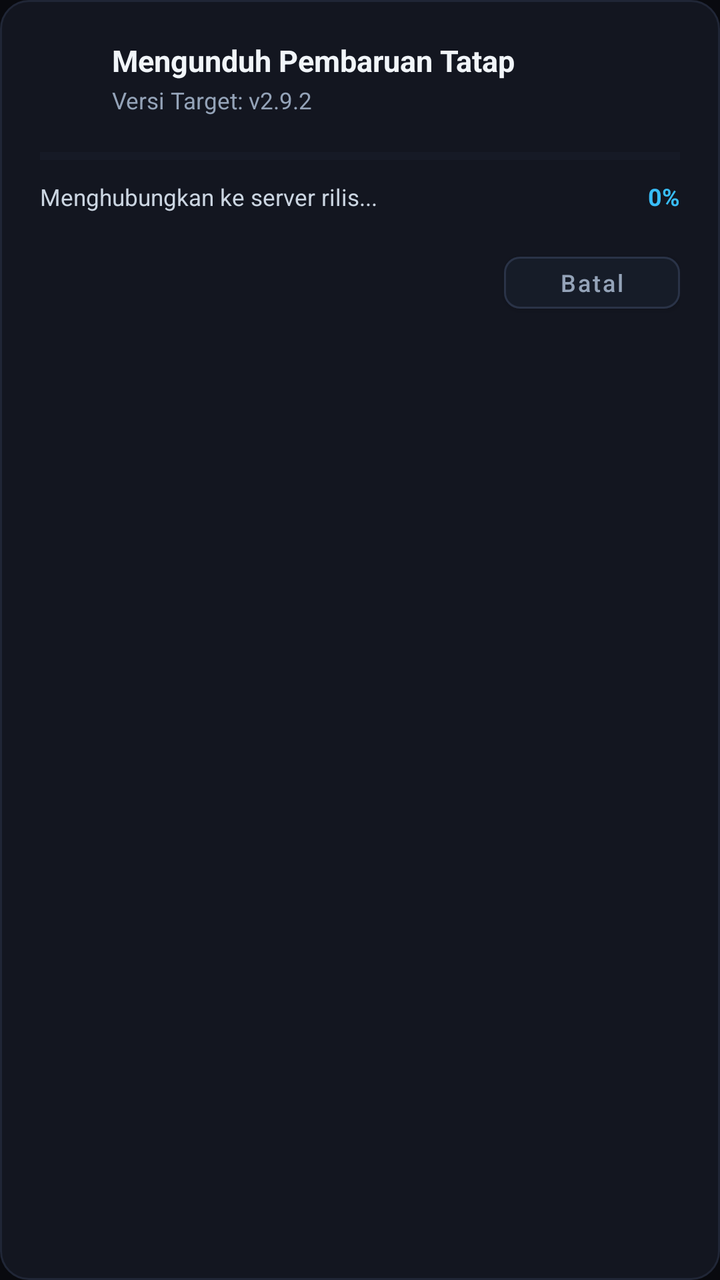
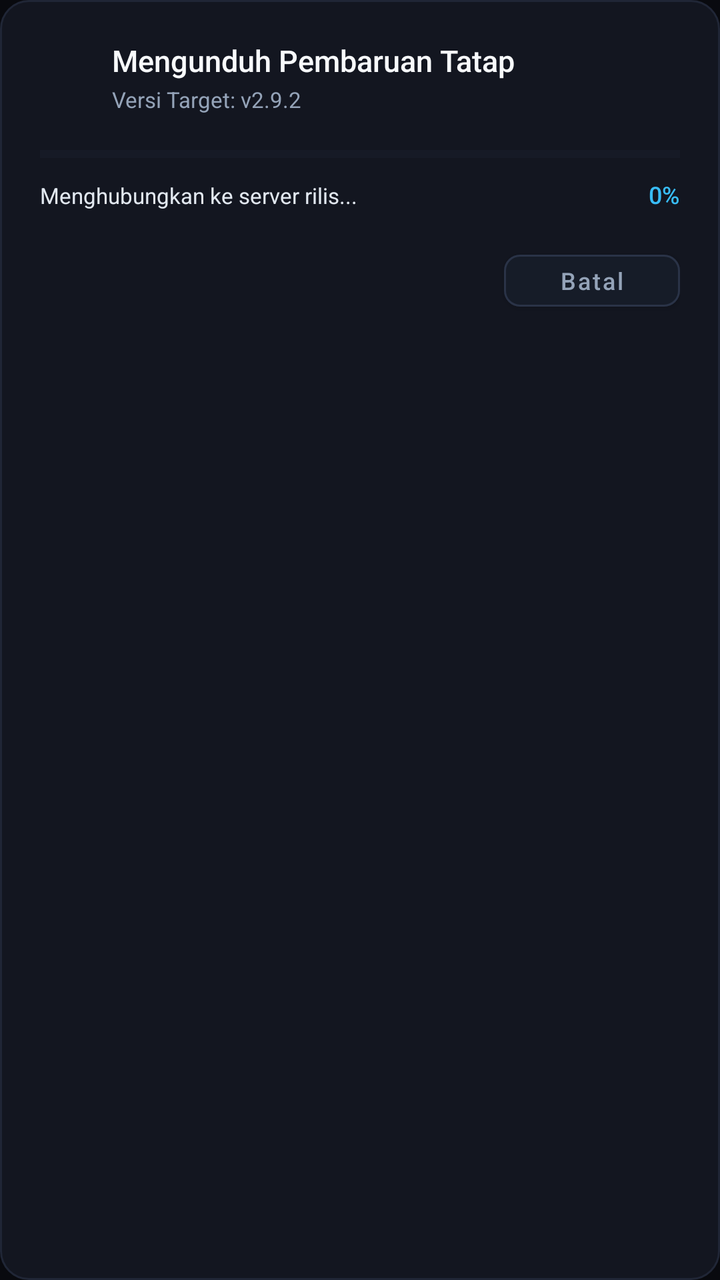

Screens rendered from an Android XML layout before and after an edit, with the pre-edit source and the edit as a unified diff.
<!-- AndroidManifest.xml: application theme Theme.Tatap -->
<!-- res/layout/dialog_app_download.xml -->
<?xml version="1.0" encoding="utf-8"?>
<LinearLayout xmlns:android="http://schemas.android.com/apk/res/android"
    xmlns:app="http://schemas.android.com/apk/res-auto"
    android:layout_width="match_parent"
    android:layout_height="wrap_content"
    android:orientation="vertical"
    android:background="@drawable/bg_dialog_card"
    android:padding="20dp">

    
    <LinearLayout
        android:layout_width="match_parent"
        android:layout_height="wrap_content"
        android:gravity="center_vertical"
        android:orientation="horizontal">

        <ProgressBar
            android:id="@+id/pb_download_spinner"
            android:layout_width="24dp"
            android:layout_height="24dp"
            android:indeterminateTint="#38BDF8" />

        <LinearLayout
            android:layout_width="0dp"
            android:layout_height="wrap_content"
            android:layout_weight="1"
            android:layout_marginStart="12dp"
            android:orientation="vertical">

            <TextView
                android:id="@+id/tv_download_title"
                android:layout_width="wrap_content"
                android:layout_height="wrap_content"
                android:text="Mengunduh Pembaruan Tatap"
                android:textColor="#F1F5F9"
                android:textSize="15sp"
                android:textStyle="bold" />

            <TextView
                android:id="@+id/tv_download_target_version"
                android:layout_width="wrap_content"
                android:layout_height="wrap_content"
                android:layout_marginTop="2dp"
                android:text="Versi Target: v2.9.2"
                android:textColor="#94A3B8"
                android:textSize="11.5sp" />
        </LinearLayout>
    </LinearLayout>

    
    <ProgressBar
        android:id="@+id/pb_download_horizontal"
        style="?android:attr/progressBarStyleHorizontal"
        android:layout_width="match_parent"
        android:layout_height="8dp"
        android:layout_marginTop="16dp"
        android:max="100"
        android:progress="0"
        android:progressTint="#38BDF8"
        android:progressBackgroundTint="#202636" />

    
    <LinearLayout
        android:layout_width="match_parent"
        android:layout_height="wrap_content"
        android:layout_marginTop="8dp"
        android:orientation="horizontal">

        <TextView
            android:id="@+id/tv_download_status"
            android:layout_width="0dp"
            android:layout_height="wrap_content"
            android:layout_weight="1"
            android:text="Menghubungkan ke server rilis..."
            android:textColor="#CBD5E1"
            android:textSize="11.5sp" />

        <TextView
            android:id="@+id/tv_download_percent"
            android:layout_width="wrap_content"
            android:layout_height="wrap_content"
            android:text="0%"
            android:textColor="#38BDF8"
            android:textSize="12sp"
            android:textStyle="bold" />
    </LinearLayout>

    
    <LinearLayout
        android:layout_width="match_parent"
        android:layout_height="wrap_content"
        android:gravity="end"
        android:layout_marginTop="16dp">

        <com.google.android.material.button.MaterialButton
            android:id="@+id/btn_cancel_download"
            android:layout_width="wrap_content"
            android:layout_height="38dp"
            android:text="Batal"
            android:textColor="#94A3B8"
            android:textSize="12sp"
            android:textAllCaps="false"
            android:backgroundTint="#161C28"
            app:strokeColor="#2A3347"
            app:strokeWidth="1dp"
            app:cornerRadius="8dp"
            android:paddingHorizontal="16dp"
            android:focusable="true" />
    </LinearLayout>
</LinearLayout>
<!-- resources referenced by this layout -->
<resources>
  <!-- drawable bg_dialog_card (drawable) -->
  <?xml version="1.0" encoding="utf-8"?>
  <shape xmlns:android="http://schemas.android.com/apk/res/android"
      android:shape="rectangle">
      <corners android:radius="14dp" />
      <solid android:color="#131620" />
      <stroke
          android:width="1dp"
          android:color="#202636" />
  </shape>
  <style name="Theme.Tatap" parent="Theme.MaterialComponents.NoActionBar">
          <item name="colorPrimary">#38BDF8</item>
          <item name="colorPrimaryVariant">#090A0F</item>
          <item name="colorOnPrimary">#FFFFFF</item>
          <item name="colorSecondary">#38BDF8</item>
          <item name="android:statusBarColor">#090A0F</item>
          <item name="android:navigationBarColor">#090A0F</item>
          <item name="android:windowBackground">#090A0F</item>
      </style>
</resources>

<!-- the commit's change to res/layout/dialog_app_download.xml (unified diff, before → after) -->
@@ -32,9 +32,9 @@
                 android:layout_width="wrap_content"
                 android:layout_height="wrap_content"
                 android:text="Mengunduh Pembaruan Tatap"
-                android:textColor="#F1F5F9"
-                android:textSize="15sp"
-                android:textStyle="bold" />
+                android:textColor="@color/text_primary"
+                android:textSize="@dimen/text_title_large"
+                android:fontFamily="sans-serif-medium" />
 
             <TextView
                 android:id="@+id/tv_download_target_version"
@@ -42,8 +42,9 @@
                 android:layout_height="wrap_content"
                 android:layout_marginTop="2dp"
                 android:text="Versi Target: v2.9.2"
-                android:textColor="#94A3B8"
-                android:textSize="11.5sp" />
+                android:textColor="@color/text_muted"
+                android:textSize="@dimen/text_caption"
+                android:fontFamily="sans-serif" />
         </LinearLayout>
     </LinearLayout>
 
@@ -72,17 +73,18 @@
             android:layout_height="wrap_content"
             android:layout_weight="1"
             android:text="Menghubungkan ke server rilis..."
-            android:textColor="#CBD5E1"
-            android:textSize="11.5sp" />
+            android:textColor="@color/text_secondary"
+            android:textSize="@dimen/text_caption"
+            android:fontFamily="sans-serif" />
 
         <TextView
             android:id="@+id/tv_download_percent"
             android:layout_width="wrap_content"
             android:layout_height="wrap_content"
             android:text="0%"
-            android:textColor="#38BDF8"
-            android:textSize="12sp"
-            android:textStyle="bold" />
+            android:textColor="@color/text_accent"
+            android:textSize="@dimen/text_body_medium"
+            android:fontFamily="sans-serif-medium" />
     </LinearLayout>
 
     
@@ -97,8 +99,9 @@
             android:layout_width="wrap_content"
             android:layout_height="38dp"
             android:text="Batal"
-            android:textColor="#94A3B8"
-            android:textSize="12sp"
+            android:textColor="@color/text_muted"
+            android:textSize="@dimen/text_subhead"
+            android:fontFamily="sans-serif-medium"
             android:textAllCaps="false"
             android:backgroundTint="#161C28"
             app:strokeColor="#2A3347"
<!-- resource entries referenced after the edit -->
@@ -1,5 +1,13 @@
 <!-- resources referenced by this layout -->
 <resources>
+  <color name="text_accent">#38BDF8</color>
+  <color name="text_muted">#94A3B8</color>
+  <color name="text_primary">#F8FAFC</color>
+  <color name="text_secondary">#E2E8F0</color>
+  <dimen name="text_body_medium">12sp</dimen>
+  <dimen name="text_caption">11sp</dimen>
+  <dimen name="text_subhead">12sp</dimen>
+  <dimen name="text_title_large">15sp</dimen>
   <!-- drawable bg_dialog_card (drawable) -->
   <?xml version="1.0" encoding="utf-8"?>
   <shape xmlns:android="http://schemas.android.com/apk/res/android"
